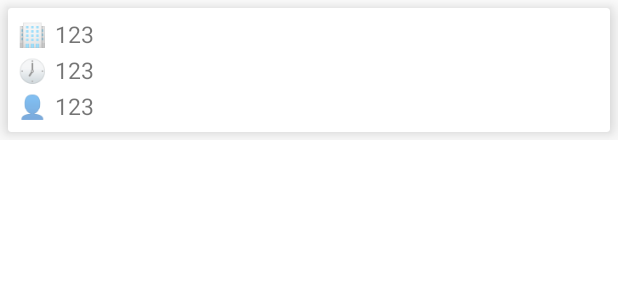
After one commit to kookmin-sw/capstone-2023-28, an Android app built with Jetpack Compose: the layout demon_recyclerview.xml on its own in the app's theme, with its tools: preview values and no code run, on a phone screen of 412 x 824 dp. The commit adds this screen. Shown: the top 300 px of the screen. Run offline under Robolectric (Android 15) with nearby library versions, the phone set to English and light mode, and no system bars.

Commit message:
[오늘의 시위 정보] : 리사이클러뷰 작성

```diff
--- a/front/android/app/src/main/java/com/capstone/traffic/model/network/demon/DemonClient.kt
+++ b/front/android/app/src/main/java/com/capstone/traffic/model/network/demon/DemonClient.kt
@@ -16,7 +16,7 @@ object DemonClient{
                 .build()
 
             instance =  Retrofit.Builder()
-                .baseUrl("https://pycyig2l5d.execute-api.ap-northeast-1.amazonaws.com/default/police-s3-read/")
+                .baseUrl("https://pycyig2l5d.execute-api.ap-northeast-1.amazonaws.com/default/")
                 .client(okHttpClient)
                 .addConverterFactory(GsonConverterFactory.create())
                 .build()
--- a/front/android/app/src/main/java/com/capstone/traffic/model/network/demon/DemonService.kt
+++ b/front/android/app/src/main/java/com/capstone/traffic/model/network/demon/DemonService.kt
@@ -4,6 +4,6 @@ import retrofit2.Call
 import retrofit2.http.GET
 
 interface DemonService {
-    @GET(".")
+    @GET("police-s3-read")
     fun getResponse(): Call<Response>
 }
--- a/front/android/app/src/main/java/com/capstone/traffic/model/network/demon/data.kt
+++ b/front/android/app/src/main/java/com/capstone/traffic/model/network/demon/data.kt
@@ -1,9 +1,8 @@
 package com.capstone.traffic.model.network.demon
 
-import com.capstone.traffic.model.network.kakao.place.Place
 import com.google.gson.annotations.SerializedName
 
 data class data(
-    @SerializedName("data") val data : String,
-    @SerializedName("protest") val protest : Place
+    @SerializedName("date") val date : String,
+    @SerializedName("protest") val protest : place
 )
--- /dev/null
+++ b/front/android/app/src/main/res/layout/demon_recyclerview.xml
@@ -0,0 +1,76 @@
+<?xml version="1.0" encoding="utf-8"?>
+<LinearLayout xmlns:android="http://schemas.android.com/apk/res/android"
+    android:layout_width="match_parent"
+    android:layout_height="wrap_content"
+    xmlns:app="http://schemas.android.com/apk/res-auto">
+    <androidx.cardview.widget.CardView
+        app:cardElevation="10dp"
+        android:layout_margin="5dp"
+        android:layout_width="match_parent"
+        android:layout_height="wrap_content">
+        <LinearLayout
+            android:layout_margin="5dp"
+            android:orientation="vertical"
+            android:layout_width="match_parent"
+            android:layout_height="wrap_content">
+            <RelativeLayout
+                android:layout_margin="1dp"
+                android:layout_width="wrap_content"
+                android:layout_height="wrap_content">
+                <TextView
+                    android:id="@+id/emo1"
+                    android:textSize="15sp"
+                    android:text="@string/emo1"
+                    android:layout_width="wrap_content"
+                    android:layout_height="wrap_content"/>
+                <TextView
+                    android:id="@+id/emo1_tv"
+                    android:layout_toRightOf="@+id/emo1"
+                    android:layout_marginLeft="5dp"
+                    android:text="123"
+                    android:textSize="15sp"
+                    android:layout_width="wrap_content"
+                    android:layout_height="wrap_content"/>
+            </RelativeLayout>
+            <RelativeLayout
+                android:layout_margin="1dp"
+                android:layout_width="wrap_content"
+                android:layout_height="wrap_content">
+                <TextView
+                    android:id="@+id/emo2"
+                    android:textSize="15sp"
+                    android:text="@string/emo2"
+                    android:layout_width="wrap_content"
+                    android:layout_height="wrap_content"/>
+                <TextView
+                    android:id="@+id/emo2_tv"
+                    android:layout_toRightOf="@+id/emo2"
+                    android:layout_marginLeft="5dp"
+                    android:text="123"
+                    android:textSize="15sp"
+                    android:layout_width="wrap_content"
+                    android:layout_height="wrap_content"/>
+            </RelativeLayout>
+            <RelativeLayout
+                android:layout_margin="1dp"
+                android:layout_width="wrap_content"
+                android:layout_height="wrap_content">
+                <TextView
+                    android:id="@+id/emo3"
+                    android:textSize="15sp"
+                    android:text="@string/emo3"
+                    android:layout_width="wrap_content"
+                    android:layout_height="wrap_content"/>
+                <TextView
+                    android:id="@+id/emo3_tv"
+                    android:layout_toRightOf="@+id/emo3"
+                    android:layout_marginLeft="5dp"
+                    android:text="123"
+                    android:textSize="15sp"
+                    android:layout_width="wrap_content"
+                    android:layout_height="wrap_content"/>
+            </RelativeLayout>
+        </LinearLayout>
+    </androidx.cardview.widget.CardView>
+
+</LinearLayout>
--- a/front/android/app/src/main/res/values/strings.xml
+++ b/front/android/app/src/main/res/values/strings.xml
@@ -15,6 +15,9 @@
     <string name="n9">9</string>
     <string name="hide">▲</string>
     <string name="show">▼</string>
+    <string name="emo1">🏢</string>
+    <string name="emo2">🕖</string>
+    <string name="emo3">👤</string>
     <string-array name="select_sort">
         <item>시간순</item>
         <item>비용순</item>
```
Also changed, not shown: front/android/app/src/main/java/com/capstone/traffic/ui/inform/InformFragment.kt (+27 -0 lines), front/android/app/src/main/java/com/capstone/traffic/ui/inform/demon/Demon.kt (added, +7 -0 lines), front/android/app/src/main/java/com/capstone/traffic/ui/inform/demon/DemonAdapter.kt (added, +27 -0 lines).
